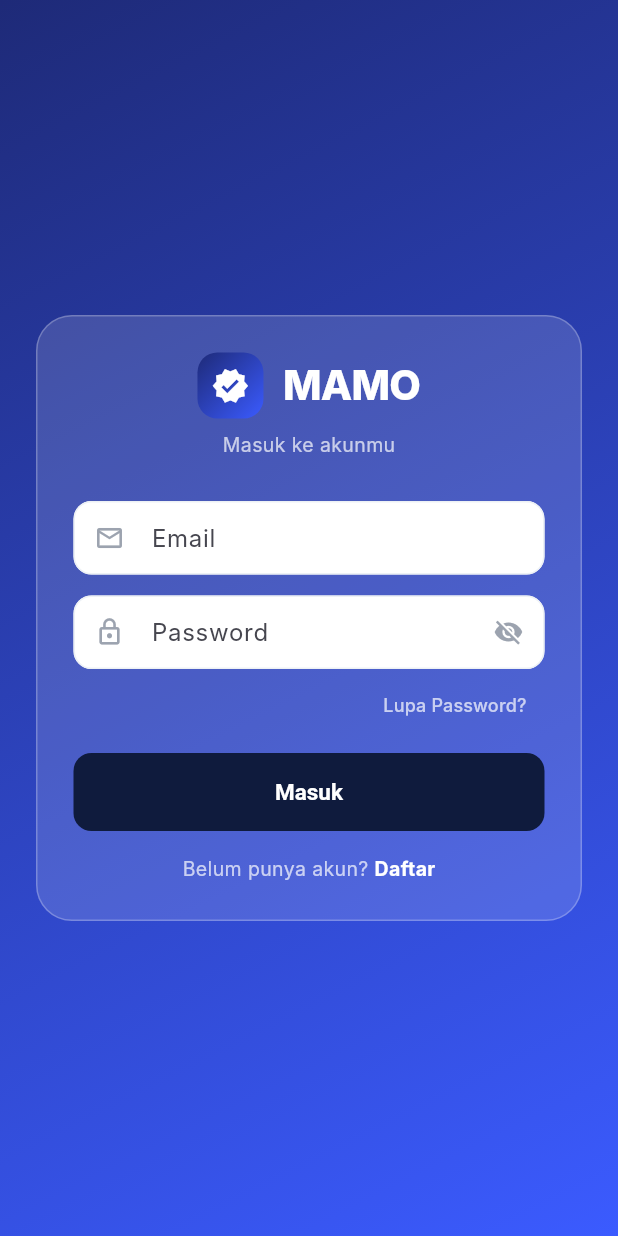
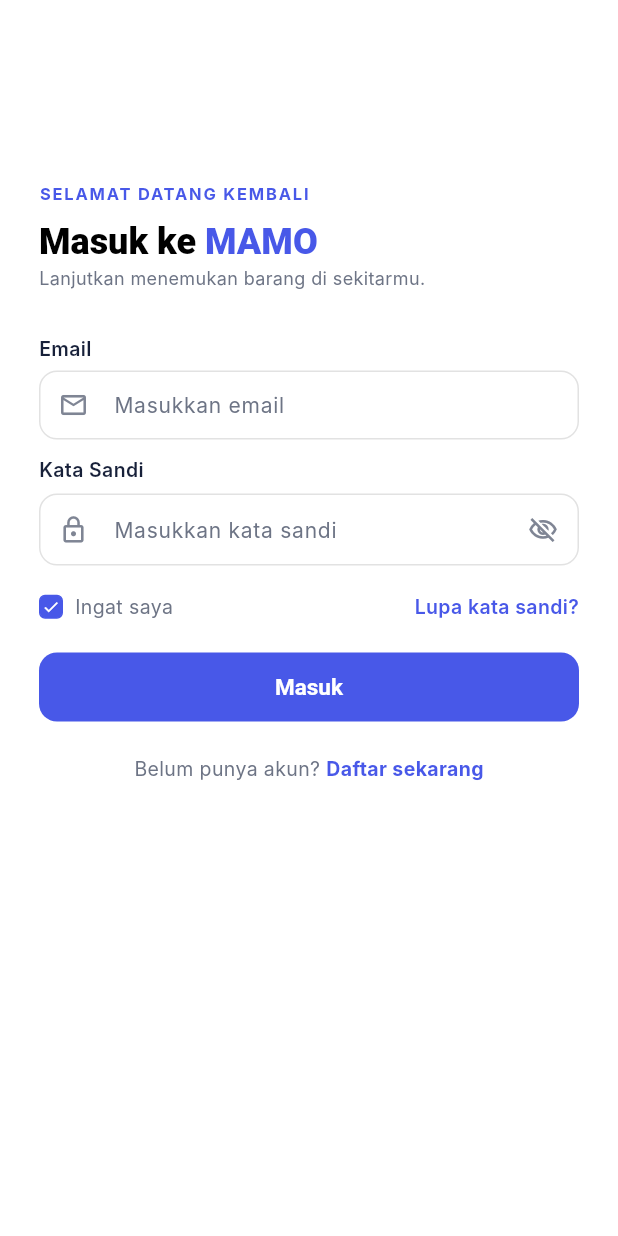
Before and after one commit to andikifijir-eng/mamo-marketplace, a Flutter app: the LoginScreen screen opened by its route, on a phone screen of 412 x 824 dp. Run offline on Flutter 3.47's test engine with Material 3 defaults, Android fonts, the phone set to English and light mode, and no system bars; our stand-ins replace cached_network_image, dio, flutter_riverpod, go_router, image_picker, shared_preferences; accounts and stored records are empty; Roboto replaces fonts that are missing (Inter).

Commit message:
feat(login): sesuaikan UI Login dengan desain Figma (fungsi auth tidak diubah)
UI lama (background gradien + kartu kaca) diganti sesuai screenshot desain:
- Background putih polos, margin konten 26px, konten mulai y=121
- Label kecil 'SELAMAT DATANG KEMBALI' biru #4858E8, letter-spacing 1.2, bold
- Judul 'Masuk ke MAMO' 24px w800: 'Masuk ke' hitam, 'MAMO' biru (RichText)
- Subtitle 'Lanjutkan menemukan barang di sekitarmu.' 12px #6D7485
- Label field 'Email' / 'Kata Sandi' 13px w600 #172039
- Input: putih, border 1px #E2E2E2, radius 12, tinggi 46, hint + ikon mail/lock
- Baris 'Ingat saya' (checkbox biru tercentang) + link 'Lupa kata sandi?' rata kanan
- Tombol 'Masuk' biru penuh, tinggi 46, radius 12
- Footer 'Belum punya akun? Daftar sekarang' (bagian 'Daftar sekarang' biru bold)

Fungsi tetap: login _submit (authProvider + validasi + context.go('/home')),
dialog forgotPassword, showSnack error, loading state di tombol.

Verifikasi: 22 widget test pass (termasuk tinggi input 46dp, warna judul,
toggle password, checkbox, validasi); flutter analyze bersih; build web sukses.
Selisih geometri vs desain: rata-rata 3.9px (frame 800px), posisi X identik.

+ test/login_screen_test.dart baru

```diff
--- a/app/lib/screens/login_screen.dart
+++ b/app/lib/screens/login_screen.dart
@@ -5,6 +5,28 @@
 import '../core/theme.dart';
 import '../state/providers.dart';
 import '../widgets/common.dart';
+
+/// Warna khusus halaman Login, diambil langsung dari screenshot desain Figma
+/// (frame 365x800). Sengaja lokal, bukan MamoColors, supaya perubahan di sini
+/// tidak ikut mengubah halaman lain.
+class _C {
+  _C._();
+  static const primary = Color(0xFF4858E8);
+  static const titleDark = Color(0xFF000000);
+  static const label = Color(0xFF172039);
+  static const muted = Color(0xFF6D7485);
+  static const icon = Color(0xFF7F8594);
+  static const border = Color(0xFFE2E2E2);
+}
+
+/// Ukuran yang diambil dari screenshot (px desain == dp).
+class _S {
+  _S._();
+  static const hpad = 26.0; // margin kiri/kanan konten
+  static const topPad = 121.0; // + SafeArea (label kecil di y≈124 pada frame desain)
+  static const fieldH = 46.0; // tinggi kotak input
+  static const btnH = 46.0; // tinggi tombol Masuk
+}
 
 class LoginScreen extends ConsumerStatefulWidget {
   const LoginScreen({super.key});
@@ -19,6 +41,7 @@
   final _password = TextEditingController();
   bool _obscure = true;
   bool _busy = false;
+  bool _rememberMe = true;
 
   @override
   void dispose() {
@@ -27,6 +50,7 @@
     super.dispose();
   }
 
+  /// LOGIC TIDAK DIUBAH — validasi, provider, navigasi tetap sama.
   Future<void> _submit() async {
     if (!_form.currentState!.validate()) return;
     setState(() => _busy = true);
@@ -40,6 +64,7 @@
     }
   }
 
+  /// Fitur tambahan yang sudah ada (tidak tampak di screenshot) — dipertahankan.
   Future<void> _forgot() async {
     final ctrl = TextEditingController(text: _email.text.trim());
     final email = await showDialog<String>(
@@ -52,7 +77,9 @@
         ),
         actions: [
           TextButton(onPressed: () => Navigator.pop(c), child: const Text('Batal')),
-          ElevatedButton(onPressed: () => Navigator.pop(c, ctrl.text.trim()), child: const Text('Kirim')),
+          ElevatedButton(
+              onPressed: () => Navigator.pop(c, ctrl.text.trim()),
+              child: const Text('Kirim')),
         ],
       ),
     );
@@ -70,35 +97,63 @@
   @override
   Widget build(BuildContext context) {
     return Scaffold(
-      body: Container(
-        decoration: const BoxDecoration(gradient: MamoColors.brandGradient),
-        child: SafeArea(
-          child: Center(
-            child: SingleChildScrollView(
-              padding: const EdgeInsets.all(24),
-              child: Container(
-                padding: const EdgeInsets.all(24),
-                decoration: BoxDecoration(
-                  color: Colors.white.withValues(alpha: 0.14),
-                  borderRadius: BorderRadius.circular(MamoRadius.xl),
-                  border: Border.all(color: Colors.white.withValues(alpha: 0.25)),
+      backgroundColor: Colors.white,
+      body: SafeArea(
+        child: LayoutBuilder(
+          builder: (context, constraints) => SingleChildScrollView(
+            padding: const EdgeInsets.fromLTRB(_S.hpad, _S.topPad, _S.hpad, 32),
+            child: ConstrainedBox(
+              constraints: BoxConstraints(
+                minHeight: constraints.maxHeight - _S.topPad - 32,
               ),
               child: Form(
                 key: _form,
                 child: Column(
-                    mainAxisSize: MainAxisSize.min,
                   crossAxisAlignment: CrossAxisAlignment.stretch,
                   children: [
-                      const Center(child: MamoLogo(size: 44, textColor: Colors.white)),
-                      const SizedBox(height: 8),
-                      const Center(
-                        child: Text('Masuk ke akunmu',
-                            style: TextStyle(color: Colors.white70, fontSize: 13)),
+                    // ── Label kecil
+                    const Text(
+                      'SELAMAT DATANG KEMBALI',
+                      style: TextStyle(
+                        fontSize: 11,
+                        fontWeight: FontWeight.w700,
+                        letterSpacing: 1.2,
+                        color: _C.primary,
                       ),
-                      const SizedBox(height: 28),
-                      _field(
+                    ),
+                    const SizedBox(height: 10),
+
+                    // ── Judul: "Masuk ke " hitam + "MAMO" biru
+                    RichText(
+                      key: const Key('login-title'),
+                      text: const TextSpan(
+                        style: TextStyle(
+                          fontSize: 24,
+                          fontWeight: FontWeight.w800,
+                          color: _C.titleDark,
+                          height: 1.15,
+                        ),
+                        children: [
+                          TextSpan(text: 'Masuk ke '),
+                          TextSpan(text: 'MAMO', style: TextStyle(color: _C.primary)),
+                        ],
+                      ),
+                    ),
+                    const SizedBox(height: 2),
+
+                    // ── Subtitle
+                    const Text(
+                      'Lanjutkan menemukan barang di sekitarmu.',
+                      style: TextStyle(fontSize: 12, color: _C.muted, height: 1.4),
+                    ),
+                    const SizedBox(height: 29),
+
+                    // ── Email
+                    const _FieldLabel('Email'),
+                    const SizedBox(height: 5),
+                    _input(
                       controller: _email,
-                        label: 'Email',
+                      hint: 'Masukkan email',
                       icon: Icons.mail_outline,
                       keyboard: TextInputType.emailAddress,
                       validator: (v) {
@@ -107,57 +162,99 @@
                         return null;
                       },
                     ),
-                      const SizedBox(height: 14),
-                      _field(
+                    const SizedBox(height: 11),
+
+                    // ── Kata Sandi
+                    const _FieldLabel('Kata Sandi'),
+                    const SizedBox(height: 6),
+                    _input(
                       controller: _password,
-                        label: 'Password',
+                      hint: 'Masukkan kata sandi',
                       icon: Icons.lock_outline,
                       obscure: _obscure,
                       suffix: IconButton(
-                          icon: Icon(_obscure ? Icons.visibility_off : Icons.visibility,
-                              size: 20, color: MamoColors.textMuted),
+                        icon: Icon(
+                          _obscure
+                              ? Icons.visibility_off_outlined
+                              : Icons.visibility_outlined,
+                          size: 20,
+                          color: _C.icon,
+                        ),
                         onPressed: () => setState(() => _obscure = !_obscure),
                       ),
                       validator: (v) =>
                           (v == null || v.isEmpty) ? 'Password wajib diisi' : null,
                       onSubmitted: (_) => _submit(),
                     ),
-                      Align(
-                        alignment: Alignment.centerRight,
-                        child: TextButton(
-                          onPressed: _forgot,
-                          child: const Text('Lupa Password?',
-                              style: TextStyle(color: Colors.white70, fontSize: 12)),
+                    const SizedBox(height: 18),
+
+                    // ── Ingat saya  +  Lupa kata sandi?
+                    Row(
+                      children: [
+                        _checkBox(),
+                        const SizedBox(width: 8),
+                        GestureDetector(
+                          onTap: () => setState(() => _rememberMe = !_rememberMe),
+                          child: const Text('Ingat saya',
+                              style: TextStyle(fontSize: 13, color: _C.muted)),
+                        ),
+                        const Spacer(),
+                        GestureDetector(
+                          onTap: _forgot,
+                          child: const Text(
+                            'Lupa kata sandi?',
+                            style: TextStyle(
+                                fontSize: 13,
+                                fontWeight: FontWeight.w600,
+                                color: _C.primary),
                           ),
                         ),
-                      const SizedBox(height: 8),
-                      ElevatedButton(
+                      ],
+                    ),
+                    const SizedBox(height: 21),
+
+                    // ── Tombol Masuk
+                    SizedBox(
+                      height: _S.btnH,
+                      child: ElevatedButton(
                         onPressed: _busy ? null : _submit,
                         style: ElevatedButton.styleFrom(
-                          backgroundColor: MamoColors.navy,
-                          minimumSize: const Size.fromHeight(52),
+                          backgroundColor: _C.primary,
+                          foregroundColor: Colors.white,
+                          disabledBackgroundColor: _C.primary.withValues(alpha: 0.6),
+                          elevation: 0,
+                          shape: RoundedRectangleBorder(
+                            borderRadius: BorderRadius.circular(MamoRadius.md),
+                          ),
                         ),
                         child: _busy
                             ? const SizedBox(
                                 width: 20,
                                 height: 20,
                                 child: CircularProgressIndicator(
-                                    strokeWidth: 2, color: Colors.white))
-                            : const Text('Masuk'),
+                                    strokeWidth: 2, color: Colors.white),
+                              )
+                            : const Text('Masuk',
+                                style: TextStyle(fontSize: 15, fontWeight: FontWeight.w700)),
                       ),
-                      const SizedBox(height: 16),
+                    ),
+                    const SizedBox(height: 22),
+
+                    // ── Belum punya akun?
                     Row(
                       mainAxisAlignment: MainAxisAlignment.center,
                       children: [
                         const Text('Belum punya akun? ',
-                              style: TextStyle(color: Colors.white70, fontSize: 13)),
+                            style: TextStyle(fontSize: 13, color: _C.muted)),
                         GestureDetector(
                           onTap: () => context.go('/register'),
-                            child: const Text('Daftar',
+                          child: const Text(
+                            'Daftar sekarang',
                             style: TextStyle(
-                                    color: Colors.white,
+                                fontSize: 13,
                                 fontWeight: FontWeight.w700,
-                                    fontSize: 13)),
+                                color: _C.primary),
+                          ),
                         ),
                       ],
                     ),
@@ -168,13 +265,13 @@
           ),
         ),
       ),
-      ),
     );
   }
 
-  Widget _field({
+  /// Kotak input: putih, border tipis #E2E2E2, radius 12, tinggi 46.
+  Widget _input({
     required TextEditingController controller,
-    required String label,
+    required String hint,
     required IconData icon,
     bool obscure = false,
     TextInputType? keyboard,
@@ -182,19 +279,64 @@
     String? Function(String?)? validator,
     void Function(String)? onSubmitted,
   }) {
+    OutlineInputBorder b(Color c, [double w = 1]) => OutlineInputBorder(
+          borderRadius: BorderRadius.circular(MamoRadius.md),
+          borderSide: BorderSide(color: c, width: w),
+        );
+
     return TextFormField(
       controller: controller,
       obscureText: obscure,
       keyboardType: keyboard,
       validator: validator,
       onFieldSubmitted: onSubmitted,
-      style: const TextStyle(fontSize: 14),
+      style: const TextStyle(fontSize: 14, color: _C.label),
       decoration: InputDecoration(
-        labelText: label,
-        prefixIcon: Icon(icon, size: 20, color: MamoColors.textMuted),
+        isDense: true,
+        filled: true,
+        fillColor: Colors.white,
+        hintText: hint,
+        hintStyle: const TextStyle(fontSize: 14, color: _C.muted),
+        contentPadding: const EdgeInsets.symmetric(vertical: 12.5),
+        constraints: const BoxConstraints(minHeight: _S.fieldH),
+        prefixIcon: Icon(icon, size: 20, color: _C.icon),
+        prefixIconConstraints: const BoxConstraints(minWidth: 46),
         suffixIcon: suffix,
-        fillColor: Colors.white,
+        border: b(_C.border),
+        enabledBorder: b(_C.border),
+        focusedBorder: b(_C.primary, 1.5),
+        errorBorder: b(MamoColors.danger),
+        focusedErrorBorder: b(MamoColors.danger, 1.5),
+        errorStyle: const TextStyle(fontSize: 11, color: MamoColors.danger),
+      ),
+    );
+  }
+
+  /// Checkbox "Ingat saya" — biru terisi dengan centang putih.
+  Widget _checkBox() {
+    return GestureDetector(
+      onTap: () => setState(() => _rememberMe = !_rememberMe),
+      child: Container(
+        width: 16,
+        height: 16,
+        decoration: BoxDecoration(
+          color: _rememberMe ? _C.primary : Colors.white,
+          borderRadius: BorderRadius.circular(4),
+          border: Border.all(color: _rememberMe ? _C.primary : _C.border),
+        ),
+        child: _rememberMe ? const Icon(Icons.check, size: 12, color: Colors.white) : null,
       ),
     );
   }
 }
+
+class _FieldLabel extends StatelessWidget {
+  final String text;
+  const _FieldLabel(this.text);
+
+  @override
+  Widget build(BuildContext context) => Text(
+        text,
+        style: const TextStyle(fontSize: 13, fontWeight: FontWeight.w600, color: _C.label),
+      );
+}
```
Also changed, not shown: 2 other files. Lines whose indentation alone changed are shown as unchanged.
